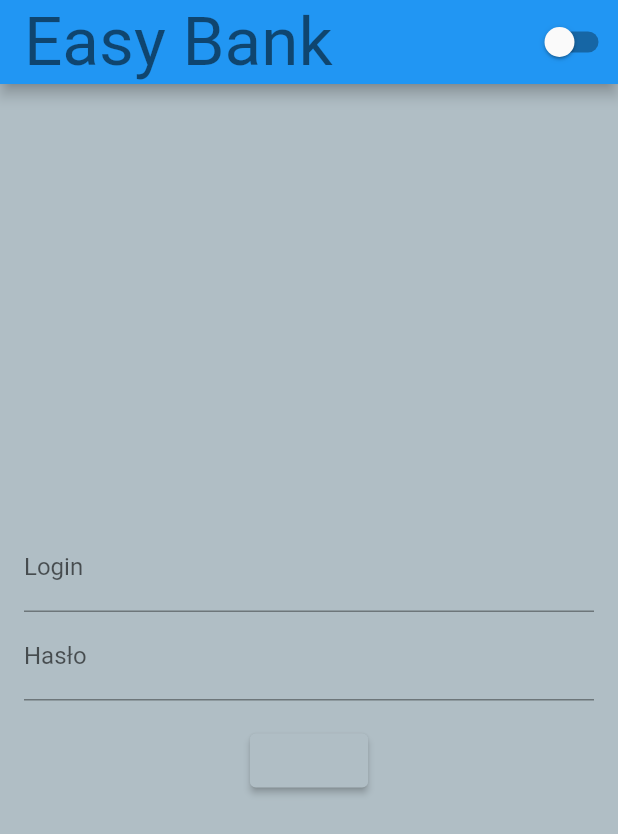
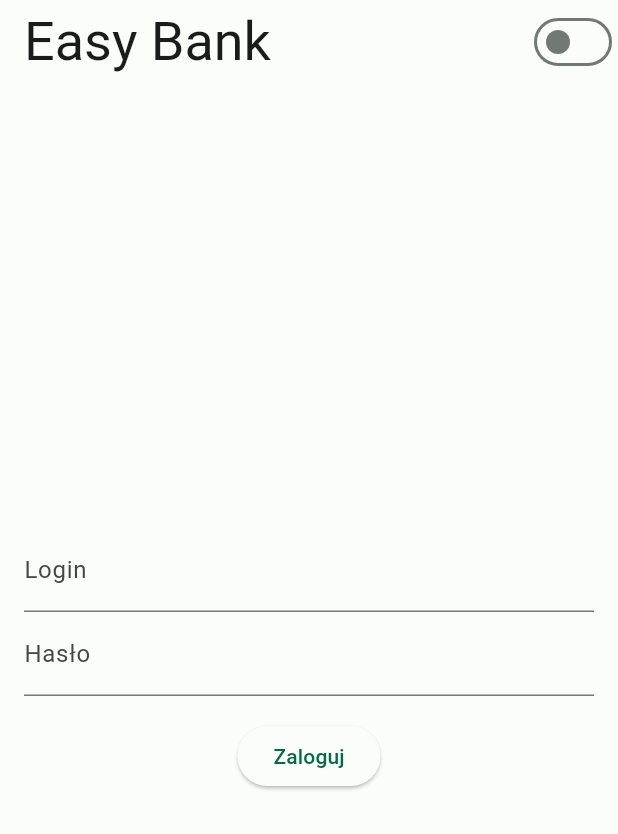
Before and after one commit to pawelwlazlo/flutter_playground, a Flutter app: the screen it shows after launch, on a phone screen of 412 x 824 dp. Shown: the top 834 px of the screen. Run offline on Flutter 3.47's test engine with Material 2 defaults, Android fonts, the phone set to English and light mode, and no system bars; our stand-ins replace dartz, decimal, equatable, flutter_bloc, get_it.

Commit message:
dodanie motywu material3

```diff
--- a/lib/main.dart
+++ b/lib/main.dart
@@ -5,6 +5,7 @@ import 'package:flutter_playground/theme.dart';
 import 'package:provider/provider.dart';
 
 import 'application/core/services/theme_service.dart';
+import 'color_schemes.g.dart';
 import 'injection.dart' as di;
 
 void main() async {
@@ -24,11 +25,8 @@ class MyApp extends StatelessWidget {
     return Consumer<ThemeService>(builder: (context, themeService, child) {
       return MaterialApp(
         themeMode: themeService.isDarkModeOn ? ThemeMode.dark : ThemeMode.light,
-        theme: AppTheme.lightTheme,
-        darkTheme: AppTheme.darkTheme,
-        // home: const BankLoginWidgetProvider(),
-        // home: const BankPageWrapperProvider(),
-
+        theme: ThemeData(useMaterial3: true, colorScheme: lightColorScheme),
+        darkTheme: ThemeData(useMaterial3: true, colorScheme: darkColorScheme),
         initialRoute: '/',
         onGenerateRoute: (settings) {
           switch (settings.name) {
--- a/pubspec.yaml
+++ b/pubspec.yaml
@@ -21,6 +21,9 @@ dependencies:
   http: ^1.0.0
   decimal: ^2.3.2
   flex_color_scheme: ^7.1.2
+  font_awesome_flutter: ^10.4.0
+  flutter_secure_storage: ^8.0.0
+  flutter_svg: ^2.0.6
 
 dev_dependencies:
   flutter_test:
```
Also changed, not shown: lib/color_schemes.g.dart (added), pubspec.lock, 5 other files.
